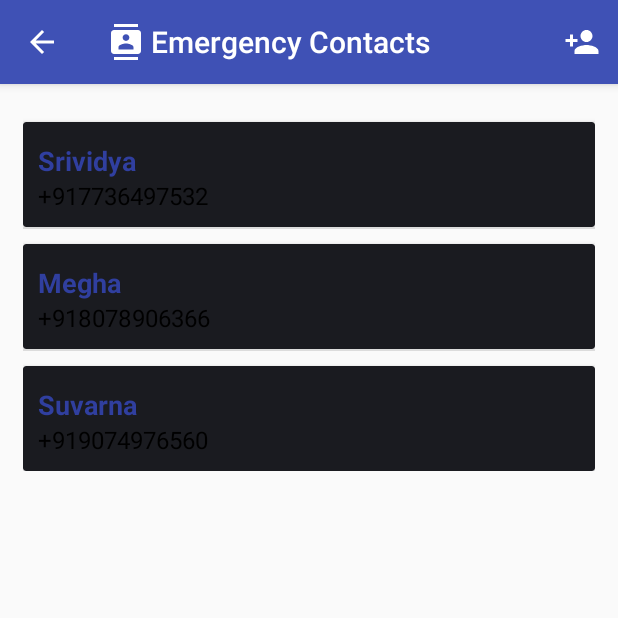
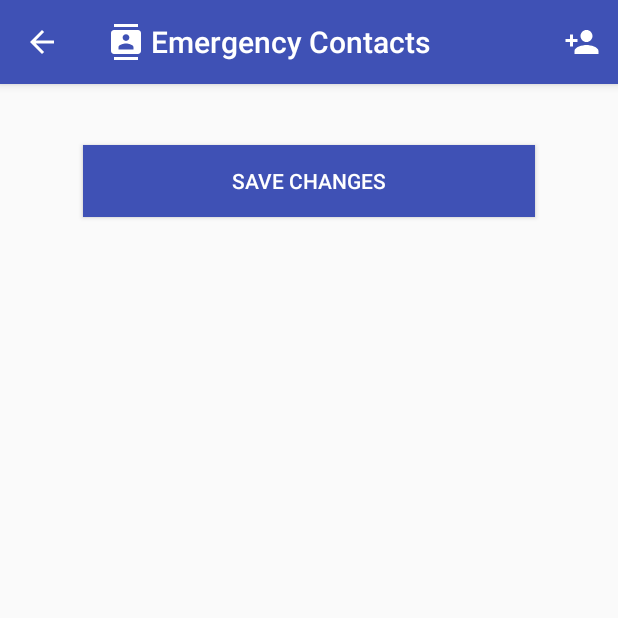
Before and after one commit to SyndriveInc/Syndrive-User, an Android app: the EditContactsActivity screen opened directly, with no data from a screen before it, on a phone screen of 412 x 824 dp, the top half of it. Run offline under Robolectric (Android 15) with nearby library versions, the phone set to English and light mode, and no system bars; our stand-ins replace Firebase (no records; nobody signed in at launch, a user with empty details on screens opened directly).

Commit message:
Saving contacts in text files

```diff
--- a/app/src/main/java/universe/sk/syndriveapp/EditContactsActivity.java
+++ b/app/src/main/java/universe/sk/syndriveapp/EditContactsActivity.java
@@ -1,6 +1,7 @@
 package universe.sk.syndriveapp;
 
 import android.content.Intent;
+import android.content.SharedPreferences;
 import android.database.Cursor;
 import android.net.Uri;
 import android.provider.ContactsContract;
@@ -9,6 +10,8 @@ import android.support.v7.app.AppCompatActivity;
 import android.os.Bundle;
 import android.view.Menu;
 import android.view.MenuItem;
+import android.view.View;
+import android.widget.Button;
 import android.widget.ListView;
 import android.widget.Toast;
 
@@ -16,11 +19,19 @@ import com.google.firebase.auth.FirebaseAuth;
 import com.google.firebase.database.FirebaseDatabase;
 import com.google.firebase.storage.StorageReference;
 
+import java.io.BufferedReader;
+import java.io.File;
+import java.io.FileOutputStream;
+import java.io.IOException;
+import java.io.InputStreamReader;
+import java.io.OutputStreamWriter;
 import java.util.ArrayList;
+import java.util.StringTokenizer;
 
 public class EditContactsActivity extends AppCompatActivity {
 
     ListView lvContactList;
+    Button btnSaveContacts;
     ArrayList<Contact> contacts;
     private static ContactAdapter adapter;
 
@@ -42,19 +53,74 @@ public class EditContactsActivity extends AppCompatActivity {
         actionBar.setDisplayHomeAsUpEnabled(true);
 
         lvContactList = findViewById(R.id.lvContacts);
+        btnSaveContacts = findViewById(R.id.btnSaveContacts);
+
         firebaseAuth = FirebaseAuth.getInstance();
         firebaseDatabase = FirebaseDatabase.getInstance();
 
         contacts = new ArrayList<>();
+        loadData();
 
-        contacts.add(new Contact("Srividya", "+917736497532"));
-        contacts.add(new Contact("Megha", "+918078906366"));
-        contacts.add(new Contact("Suvarna", "+919074976560"));
+//        contacts.add(new Contact("Srividya", "+917736497532"));
+//        contacts.add(new Contact("Megha", "+918078906366"));
+//        contacts.add(new Contact("Suvarna", "+919074976560"));
 
         adapter = new ContactAdapter(contacts, getApplicationContext());
         lvContactList.setAdapter(adapter);
 
+        btnSaveContacts.setOnClickListener(new View.OnClickListener() {
+            @Override
+            public void onClick(View v) {
+                saveData();
+            }
+        });
+
     } // end of onCreate
+
+    private void loadData() {
+        contacts.clear();
+
+        File file = getApplicationContext().getFileStreamPath("Contacts.txt");
+        String lineFromFile;
+
+        if (file.exists()) {
+            try {
+                BufferedReader reader = new BufferedReader(new InputStreamReader(openFileInput("Contacts.txt")));
+
+                while ( (lineFromFile=reader.readLine())!=null ) {
+                    StringTokenizer tokens = new StringTokenizer(lineFromFile, ": ");
+                    Contact contact = new Contact(tokens.nextToken(), tokens.nextToken());
+                    contacts.add(contact);
+                }
+
+                reader.close();
+            }
+            catch (IOException e) {
+                Toast.makeText(this, e.getMessage(), Toast.LENGTH_SHORT).show();
+            }
+        }
+    }
+    private void saveData() {
+        try {
+            FileOutputStream file = openFileOutput("Contact.txt", MODE_PRIVATE);
+            OutputStreamWriter outputFile = new OutputStreamWriter(file);
+
+            for (int i=0; i<contacts.size(); i++) {
+                outputFile.write(contacts.get(i).getContactName() + ": " + contacts.get(i).getContactNumber() + "\n");
+            }
+
+            outputFile.flush();
+            outputFile.close();
+
+            Toast.makeText(this, "Successfully saved!", Toast.LENGTH_SHORT).show();
+        }
+        catch (IOException e) {
+            Toast.makeText(this, e.getMessage(), Toast.LENGTH_SHORT).show();
+        }
+    }
+    private void removeContactData() {
+
+    }
 
     @Override
     public boolean onCreateOptionsMenu(Menu menu) {
@@ -82,7 +148,6 @@ public class EditContactsActivity extends AppCompatActivity {
     protected void onActivityResult(int requestCode, int resultCode, Intent data) {
         super.onActivityResult(requestCode, resultCode, data);
         if (requestCode == REQUEST_CONTACTS && resultCode == RESULT_OK) {
-            //SharedPreferences.Editor edit = contactDetails.edit();
             Uri uri = data.getData();
             String names[] = {ContactsContract.CommonDataKinds.Phone.DISPLAY_NAME};
             Cursor cursor = getContentResolver().query(uri, names, null, null, null);
@@ -100,10 +165,6 @@ public class EditContactsActivity extends AppCompatActivity {
             contacts.add(new Contact(name, number));
             adapter.notifyDataSetChanged();
 
-//            edit.putString("Name: ", _name);
-//            edit.apply();
-//            edit.putString("Number: ", _number);
-//            edit.apply();
         }
     } // end of onActivityResult
 
--- a/app/src/main/res/layout/activity_edit_contacts.xml
+++ b/app/src/main/res/layout/activity_edit_contacts.xml
@@ -17,4 +17,16 @@
         android:layout_height="wrap_content">
     </ListView>
 
+    <Button
+        android:id="@+id/btnSaveContacts"
+        android:layout_width="match_parent"
+        android:layout_height="wrap_content"
+        android:layout_marginBottom="24dp"
+        android:layout_marginLeft="40dp"
+        android:layout_marginRight="40dp"
+        android:layout_marginTop="25dp"
+        android:background="@color/colorPrimary"
+        android:text="@string/hint_btn_save"
+        android:textColor="#FFFFFF" />
+
 </LinearLayout>
--- a/app/src/main/res/values/strings.xml
+++ b/app/src/main/res/values/strings.xml
@@ -114,5 +114,6 @@
     <string name="call">Call</string>
     <string name="delete">Delete</string>
     <string name="existing_login">Already an existing member? Login</string>
+    <string name="hint_btn_save">Save Changes</string>
 
 </resources>
```
Also changed, not shown: app/src/main/java/universe/sk/syndriveapp/AddContactsActivity.java (+54 -6 lines), 1 other file.
